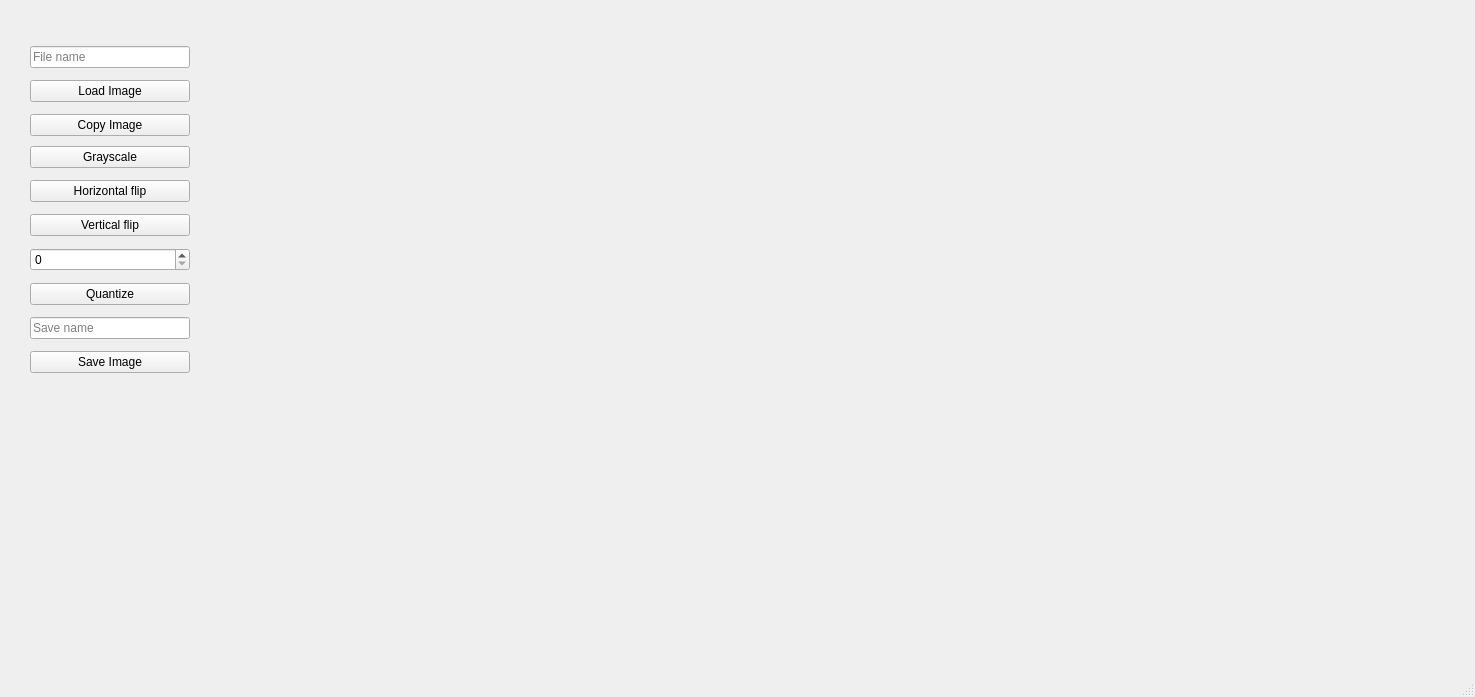
First picture: the form in Photoshop/mainwindow.ui, repository elPedr0n/Photoshop_FPI, before the edit.
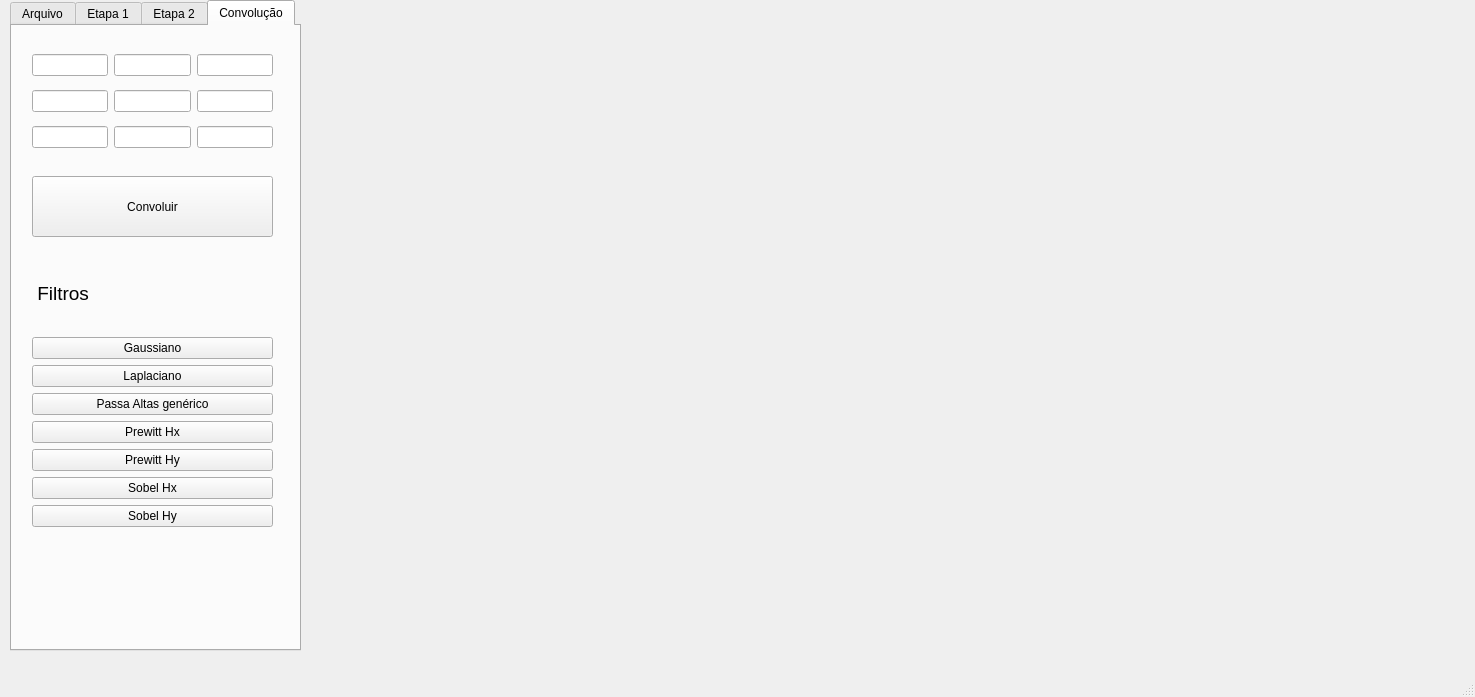
Second picture: the form after the edit. The open tabs and pages were chosen to show the change.

Commit message: Coloquei a ui final e ajustei de volta etapa 1

```diff
--- a/Photoshop/mainwindow.ui
+++ b/Photoshop/mainwindow.ui
@@ -14,17 +14,147 @@
    <string>MainWindow</string>
   </property>
   <widget class="QWidget" name="centralwidget">
+   <widget class="QWidget" name="horizontalLayoutWidget">
+    <property name="geometry">
+     <rect>
+      <x>330</x>
+      <y>30</y>
+      <width>1121</width>
+      <height>601</height>
+     </rect>
+    </property>
+    <layout class="QHBoxLayout" name="horizontalLayout">
+     <property name="spacing">
+      <number>20</number>
+     </property>
+     <item>
+      <widget class="QLabel" name="imagem_original">
+       <property name="styleSheet">
+        <string notr="true"/>
+       </property>
+       <property name="text">
+        <string/>
+       </property>
+       <property name="scaledContents">
+        <bool>false</bool>
+       </property>
+      </widget>
+     </item>
+     <item>
+      <widget class="QLabel" name="imagem_copia">
+       <property name="styleSheet">
+        <string notr="true"/>
+       </property>
+       <property name="text">
+        <string/>
+       </property>
+       <property name="scaledContents">
+        <bool>false</bool>
+       </property>
+      </widget>
+     </item>
+    </layout>
+   </widget>
+   <widget class="QTabWidget" name="tabWidget">
+    <property name="geometry">
+     <rect>
+      <x>10</x>
+      <y>0</y>
+      <width>291</width>
+      <height>651</height>
+     </rect>
+    </property>
+    <property name="currentIndex">
+     <number>2</number>
+    </property>
+    <widget class="QWidget" name="tab">
+     <attribute name="title">
+      <string>Arquivo</string>
+     </attribute>
    <widget class="QWidget" name="verticalLayoutWidget">
     <property name="geometry">
      <rect>
-      <x>30</x>
-      <y>140</y>
-      <width>160</width>
-      <height>246</height>
+        <x>10</x>
+        <y>10</y>
+        <width>261</width>
+        <height>181</height>
      </rect>
     </property>
     <layout class="QVBoxLayout" name="verticalLayout">
      <item>
+        <widget class="QLineEdit" name="file_name">
+         <property name="placeholderText">
+          <string>File name</string>
+         </property>
+        </widget>
+       </item>
+       <item>
+        <widget class="QPushButton" name="load_image">
+         <property name="text">
+          <string>Load Image</string>
+         </property>
+        </widget>
+       </item>
+       <item>
+        <widget class="QPushButton" name="copy">
+         <property name="text">
+          <string>Copy Image</string>
+         </property>
+        </widget>
+       </item>
+       <item>
+        <widget class="QLineEdit" name="save_name">
+         <property name="placeholderText">
+          <string>Save name</string>
+         </property>
+        </widget>
+       </item>
+       <item>
+        <widget class="QPushButton" name="save_image">
+         <property name="text">
+          <string>Save Image</string>
+         </property>
+        </widget>
+       </item>
+      </layout>
+     </widget>
+     <widget class="QLabel" name="msg_erro">
+      <property name="geometry">
+       <rect>
+        <x>10</x>
+        <y>210</y>
+        <width>251</width>
+        <height>151</height>
+       </rect>
+      </property>
+      <property name="font">
+       <font>
+        <pointsize>12</pointsize>
+       </font>
+      </property>
+      <property name="text">
+       <string/>
+      </property>
+      <property name="wordWrap">
+       <bool>true</bool>
+      </property>
+     </widget>
+    </widget>
+    <widget class="QWidget" name="tab_2">
+     <attribute name="title">
+      <string>Etapa 1</string>
+     </attribute>
+     <widget class="QWidget" name="verticalLayoutWidget_2">
+      <property name="geometry">
+       <rect>
+        <x>10</x>
+        <y>10</y>
+        <width>261</width>
+        <height>181</height>
+       </rect>
+      </property>
+      <layout class="QVBoxLayout" name="verticalLayout_2">
+       <item>
       <widget class="QPushButton" name="grayscale">
        <property name="text">
         <string>Grayscale</string>
@@ -62,111 +192,266 @@
        </property>
       </widget>
      </item>
+      </layout>
+     </widget>
+    </widget>
+    <widget class="QWidget" name="tab_3">
+     <property name="font">
+      <font>
+       <kerning>true</kerning>
+      </font>
+     </property>
+     <attribute name="title">
+      <string>Etapa 2</string>
+     </attribute>
+     <widget class="QWidget" name="verticalLayoutWidget_3">
+      <property name="geometry">
+       <rect>
+        <x>10</x>
+        <y>10</y>
+        <width>261</width>
+        <height>281</height>
+       </rect>
+      </property>
+      <layout class="QVBoxLayout" name="verticalLayout_3">
      <item>
-      <widget class="QLineEdit" name="save_name">
-       <property name="placeholderText">
-        <string>Save name</string>
+        <widget class="QPushButton" name="hist_grayscale">
+         <property name="text">
+          <string>Histograma grayscale</string>
        </property>
       </widget>
      </item>
      <item>
-      <widget class="QPushButton" name="save_image">
+        <widget class="QPushButton" name="negativo">
        <property name="text">
-        <string>Save Image</string>
+          <string>Negativo</string>
        </property>
       </widget>
      </item>
-    </layout>
-   </widget>
-   <widget class="QWidget" name="verticalLayoutWidget_2">
-    <property name="geometry">
-     <rect>
-      <x>30</x>
-      <y>40</y>
-      <width>160</width>
-      <height>102</height>
-     </rect>
-    </property>
-    <layout class="QVBoxLayout" name="verticalLayout_2">
+       <item>
+        <widget class="QPushButton" name="equaliza_hist">
+         <property name="text">
+          <string>Equalizar histograma</string>
+         </property>
+        </widget>
+       </item>
+       <item>
+        <widget class="QPushButton" name="zoom_in">
+         <property name="text">
+          <string>Zoom In</string>
+         </property>
+        </widget>
+       </item>
      <item>
-      <widget class="QLineEdit" name="file_name">
-       <property name="placeholderText">
-        <string>File name</string>
+        <layout class="QHBoxLayout" name="horizontalLayout_5">
+         <item>
+          <widget class="QPushButton" name="RCCW">
+           <property name="text">
+            <string>-90º</string>
        </property>
       </widget>
      </item>
      <item>
-      <widget class="QPushButton" name="load_image">
+          <widget class="QPushButton" name="RCW">
        <property name="text">
-        <string>Load Image</string>
+            <string>+90º</string>
        </property>
       </widget>
      </item>
+        </layout>
+       </item>
      <item>
-      <widget class="QPushButton" name="copy">
+        <layout class="QHBoxLayout" name="horizontalLayout_2">
+         <property name="sizeConstraint">
+          <enum>QLayout::SizeConstraint::SetDefaultConstraint</enum>
+         </property>
+         <item>
+          <widget class="QPushButton" name="mudar_brilho">
        <property name="text">
-        <string>Copy Image</string>
+            <string>Ajustar brilho</string>
        </property>
       </widget>
      </item>
-    </layout>
-   </widget>
-   <widget class="QLabel" name="msg_erro">
+         <item>
+          <widget class="QSpinBox" name="n_brilho">
+           <property name="minimum">
+            <number>-255</number>
+           </property>
+           <property name="maximum">
+            <number>255</number>
+           </property>
+          </widget>
+         </item>
+        </layout>
+       </item>
+       <item>
+        <layout class="QHBoxLayout" name="horizontalLayout_3">
+         <item>
+          <widget class="QPushButton" name="mudar_contraste">
+           <property name="text">
+            <string>Ajusta Contraste</string>
+           </property>
+          </widget>
+         </item>
+         <item>
+          <widget class="QDoubleSpinBox" name="n_contraste"/>
+         </item>
+        </layout>
+       </item>
+       <item>
+        <layout class="QHBoxLayout" name="horizontalLayout_4">
+         <item>
+          <widget class="QSpinBox" name="spinBox_2"/>
+         </item>
+         <item>
+          <widget class="QSpinBox" name="Sy"/>
+         </item>
+         <item>
+          <widget class="QPushButton" name="zoom_out">
+           <property name="text">
+            <string>Zoom Out</string>
+           </property>
+          </widget>
+         </item>
+        </layout>
+       </item>
+      </layout>
+     </widget>
+    </widget>
+    <widget class="QWidget" name="tab_4">
+     <attribute name="title">
+      <string>Convolução</string>
+     </attribute>
+     <widget class="QWidget" name="gridLayoutWidget">
     <property name="geometry">
      <rect>
-      <x>30</x>
-      <y>360</y>
-      <width>161</width>
-      <height>51</height>
-     </rect>
-    </property>
-    <property name="text">
-     <string/>
-    </property>
-    <property name="wordWrap">
+        <x>20</x>
+        <y>20</y>
+        <width>241</width>
+        <height>111</height>
+       </rect>
+      </property>
+      <layout class="QGridLayout" name="gridLayout">
+       <item row="2" column="4">
+        <widget class="QLineEdit" name="a12"/>
+       </item>
+       <item row="0" column="2">
+        <widget class="QLineEdit" name="a00"/>
+       </item>
+       <item row="2" column="2">
+        <widget class="QLineEdit" name="a10"/>
+       </item>
+       <item row="4" column="4">
+        <widget class="QLineEdit" name="a22"/>
+       </item>
+       <item row="4" column="2">
+        <widget class="QLineEdit" name="a20"/>
+       </item>
+       <item row="4" column="3">
+        <widget class="QLineEdit" name="a21"/>
+       </item>
+       <item row="0" column="3">
+        <widget class="QLineEdit" name="a01">
+         <property name="frame">
      <bool>true</bool>
     </property>
    </widget>
-   <widget class="QWidget" name="horizontalLayoutWidget">
+       </item>
+       <item row="0" column="4">
+        <widget class="QLineEdit" name="a02"/>
+       </item>
+       <item row="2" column="3">
+        <widget class="QLineEdit" name="a11"/>
+       </item>
+      </layout>
+     </widget>
+     <widget class="QWidget" name="verticalLayoutWidget_4">
     <property name="geometry">
      <rect>
-      <x>220</x>
-      <y>40</y>
-      <width>1211</width>
-      <height>601</height>
-     </rect>
-    </property>
-    <layout class="QHBoxLayout" name="horizontalLayout">
-     <property name="spacing">
-      <number>20</number>
-     </property>
+        <x>20</x>
+        <y>230</y>
+        <width>241</width>
+        <height>271</height>
+       </rect>
+      </property>
+      <layout class="QVBoxLayout" name="verticalLayout_6">
+       <item>
+        <widget class="QLabel" name="label">
+         <property name="font">
+          <font>
+           <pointsize>14</pointsize>
+          </font>
+         </property>
+         <property name="text">
+          <string> Filtros</string>
+         </property>
+        </widget>
+       </item>
      <item>
-      <widget class="QLabel" name="imagem_original">
-       <property name="styleSheet">
-        <string notr="true"/>
-       </property>
+        <widget class="QPushButton" name="gauss">
+         <property name="text">
+          <string>Gaussiano</string>
+         </property>
+        </widget>
+       </item>
+       <item>
+        <widget class="QPushButton" name="Laplace">
        <property name="text">
-        <string/>
-       </property>
-       <property name="scaledContents">
-        <bool>false</bool>
+          <string>Laplaciano</string>
+         </property>
+        </widget>
+       </item>
+       <item>
+        <widget class="QPushButton" name="PAG">
+         <property name="text">
+          <string>Passa Altas genérico</string>
        </property>
       </widget>
      </item>
      <item>
-      <widget class="QLabel" name="imagem_copia">
-       <property name="styleSheet">
-        <string notr="true"/>
-       </property>
+        <widget class="QPushButton" name="PHx">
+         <property name="text">
+          <string>Prewitt Hx</string>
+         </property>
+        </widget>
+       </item>
+       <item>
+        <widget class="QPushButton" name="PHy">
        <property name="text">
-        <string/>
-       </property>
-       <property name="scaledContents">
-        <bool>false</bool>
+          <string>Prewitt Hy</string>
+         </property>
+        </widget>
+       </item>
+       <item>
+        <widget class="QPushButton" name="SHx">
+         <property name="text">
+          <string>Sobel Hx</string>
        </property>
       </widget>
      </item>
-    </layout>
+       <item>
+        <widget class="QPushButton" name="XHy">
+         <property name="text">
+          <string>Sobel Hy</string>
+         </property>
+        </widget>
+       </item>
+      </layout>
+     </widget>
+     <widget class="QPushButton" name="convoluir">
+      <property name="geometry">
+       <rect>
+        <x>20</x>
+        <y>150</y>
+        <width>241</width>
+        <height>61</height>
+       </rect>
+      </property>
+      <property name="text">
+       <string>Convoluir</string>
+      </property>
+     </widget>
+    </widget>
    </widget>
   </widget>
   <widget class="QMenuBar" name="menubar">
@@ -175,7 +460,7 @@
      <x>0</x>
      <y>0</y>
      <width>1475</width>
-     <height>25</height>
+     <height>21</height>
     </rect>
    </property>
   </widget>
```
Lines whose indentation alone changed are shown as unchanged. The commit also changes 4 other files.
